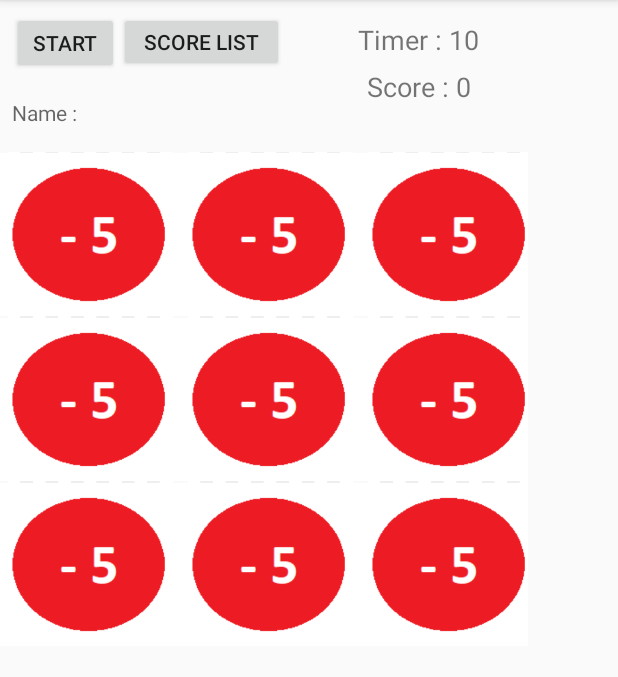
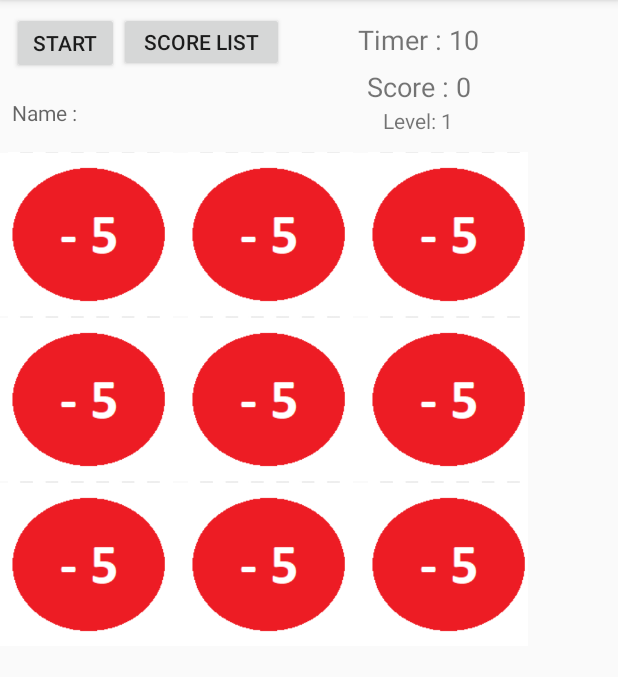
Before and after one commit to GitHubProjeler/TryToCatch, an Android app: the GameActivity screen opened directly, with no data from a screen before it, on a phone screen of 412 x 824 dp, the part 84-761 px from its top. Run offline under Robolectric (Android 15) with nearby library versions, the phone set to English and light mode, and no system bars.

Commit message:
update code. finish execute

```diff
--- a/app/src/main/java/com/trkaynak/trytocatch/GameActivity.kt
+++ b/app/src/main/java/com/trkaynak/trytocatch/GameActivity.kt
@@ -20,6 +20,8 @@ class GameActivity : AppCompatActivity() {
     private lateinit var addSound: MediaPlayer
     private lateinit var subSound: MediaPlayer
     var score = 0
+    var time1 = 5000
+    var time2 = 6000
     var imageArray = ArrayList<ImageView>()
     var timeAdd = ArrayList<ImageView>()
     var handler: Handler = Handler()
@@ -44,14 +46,14 @@ class GameActivity : AppCompatActivity() {
             hideImage()
             btnStart.visibility = View.INVISIBLE
 
-            countdownPeriod = 5000
+            countdownPeriod = 15000
             createCountDownTimer()
-         //   scoreSound = MediaPlayer.create(this,R.raw.score)
-         //   addSound = MediaPlayer.create(this,R.raw.add)
-         //   subSound = MediaPlayer.create(this, R.raw.out)
+            scoreSound = MediaPlayer.create(this,R.raw.score)
+            addSound = MediaPlayer.create(this,R.raw.add)
+            subSound = MediaPlayer.create(this, R.raw.out)
         } catch (e: Exception){
             println("Game Activity HATA: "+e)
-            Log.e("HATA","ATA")
+            Log.e("HATA","onCreate Hatası")
         }
 
     }
@@ -131,7 +133,6 @@ class GameActivity : AppCompatActivity() {
     }
 
     fun hideImage() {
-        try {
             runnable = object : Runnable{
                 override fun run() {
                     for (image in imageArray){
@@ -146,29 +147,91 @@ class GameActivity : AppCompatActivity() {
 
                     imageArray[index].visibility = View.VISIBLE
 
-                    //Show Time
-                    val x = random.nextInt(1500 - 200)
-                    handler.postDelayed(runnable, x.toLong())
+                    //Show Time image
+                     val x = random.nextInt(time2 - time1)
+                     handler.postDelayed(runnable, x.toLong())
                 }
             }
             handler.post(runnable)
-        } catch (e: Exception){
-            println("HATA hide"+e)
-        }
-
     }
 
     fun increaseScore(view: View){
         score++
+        if(score <= 3){
+            time1 = 3000
+            time2 = 3500
+            leveltextView.text = "Level: 1"
+            hideImage()
+        } else if (score <= 7){
+            time1 = 2000
+            time2 = 2500
+            leveltextView.text = "Level: 2"
+            hideImage()
+        } else if (score <= 15){
+            time1 = 1000
+            time2 = 1500
+            leveltextView.text = "Level: 3"
+            hideImage()
+        }else if (score <= 20){
+            time1 = 800
+            time2 = 1000
+            leveltextView.text = "Level: 4"
+            hideImage()
+        } else if (score > 20){
+            time1 = 400
+            time2 = 800
+            leveltextView.text = "Level: 5"
+            hideImage()
+        } else {
+            time1 = 5000
+            time2 = 6000
+            leveltextView.text = "Level: #Hata"
+            hideImage()
+        }
         scoreText.text = "Score : " + score.toString()
-     //   scoreSound.start()
+        scoreSound.start()
+       // level()
     }
-
+    /*
+    fun level(){
+       if(score <= 3){
+           time1 = 3000
+           time2 = 3500
+           leveltextView.text = "Level: 1"
+           hideImage()
+       } else if (score <= 7){
+          time1 = 2000
+           time2 = 2500
+           leveltextView.text = "Level: 2"
+           hideImage()
+       } else if (score <= 15){
+           time1 = 1000
+           time2 = 1500
+           leveltextView.text = "Level: 3"
+           hideImage()
+       }else if (score <= 20){
+           time1 = 800
+           time2 = 1000
+           leveltextView.text = "Level: 4"
+           hideImage()
+       } else if (score > 20){
+           time1 = 400
+           time2 = 800
+           leveltextView.text = "Level: 5"
+           hideImage()
+       } else {
+           time1 = 5000
+           time2 = 6000
+           leveltextView.text = "Level: #Hata"
+           hideImage()
+       }
+   }
+    */
     fun addTime(view: View){
         onTouch()
         countdownPeriod = countdownPeriod + 5000
         timeText.text = "Timer : " + countdownPeriod.toString()
-    //    addSound.start()
+        addSound.start()
     }
     fun outTime(view: View){
         onTouch2()
@@ -177,7 +240,7 @@ class GameActivity : AppCompatActivity() {
             timeText.text = "Timer : 0"
         } else
             timeText.text = "Timer : " + countdownPeriod.toString()
-     //   subSound.start()
+            subSound.start()
     }
     fun start(view: View){
         score = 0
@@ -187,7 +250,6 @@ class GameActivity : AppCompatActivity() {
         createCountDownTimer()
         btnStart.visibility = View.INVISIBLE
     }
-
   //  val requestQueue = Volley.newRequestQueue(this)
     fun list(view: View){
         val listIntent = Intent(applicationContext,ScoreListActivity::class.java)
@@ -196,8 +258,6 @@ class GameActivity : AppCompatActivity() {
         save()
         startActivity(listIntent)
     }
-
-
     fun save(){
         /*
         val stringRequest = object : StringRequest(Request.Method.POST,insertUrl, Response.Listener<String> {
--- a/app/src/main/res/layout/activity_game.xml
+++ b/app/src/main/res/layout/activity_game.xml
@@ -314,4 +314,13 @@
         app:layout_constraintStart_toEndOf="@+id/btnStart"
         app:layout_constraintTop_toTopOf="@+id/btnStart" />
 
+    <TextView
+        android:id="@+id/leveltextView"
+        android:layout_width="113dp"
+        android:layout_height="wrap_content"
+        android:gravity="center_horizontal"
+        android:text="Level: 1"
+        app:layout_constraintStart_toStartOf="@+id/timeText"
+        app:layout_constraintTop_toBottomOf="@+id/scoreText" />
+
 </android.support.constraint.ConstraintLayout>
```
